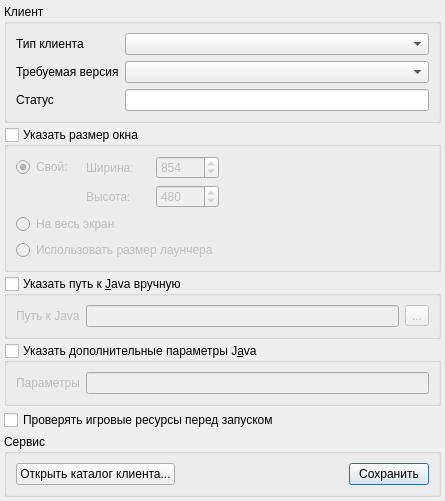
Old version of the form settingsdialog.ui in the repository dngulin/ttyhlauncher.
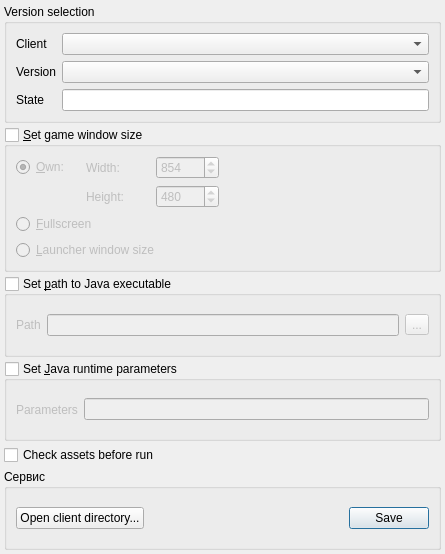
New version of the form. Icons and pictures are not drawn.

Commit message: switch ui to english (transletable in future)

Patch:
```diff
--- a/settingsdialog.ui
+++ b/settingsdialog.ui
@@ -7,7 +7,7 @@
     <x>0</x>
     <y>0</y>
     <width>445</width>
-    <height>460</height>
+    <height>554</height>
    </rect>
   </property>
   <property name="windowTitle">
@@ -39,7 +39,7 @@
    <item>
     <widget class="QGroupBox" name="genericBox">
      <property name="title">
-      <string>Клиент</string>
+      <string>Version selection</string>
      </property>
      <layout class="QFormLayout" name="formLayout_2">
       <property name="fieldGrowthPolicy">
@@ -48,7 +48,7 @@
       <item row="0" column="0">
        <widget class="QLabel" name="clientLabel">
         <property name="text">
-         <string>Тип клиента</string>
+         <string>Client</string>
         </property>
        </widget>
       </item>
@@ -58,7 +58,7 @@
       <item row="2" column="0">
        <widget class="QLabel" name="stateLabel">
         <property name="text">
-         <string>Статус</string>
+         <string>State</string>
         </property>
        </widget>
       </item>
@@ -75,7 +75,7 @@
       <item row="1" column="0">
        <widget class="QLabel" name="versionLabel">
         <property name="text">
-         <string>Требуемая версия</string>
+         <string>Version</string>
         </property>
        </widget>
       </item>
@@ -88,7 +88,7 @@
    <item>
     <widget class="QGroupBox" name="sizeBox">
      <property name="title">
-      <string>Указать размер окна</string>
+      <string>&amp;Set game window size</string>
      </property>
      <property name="checkable">
       <bool>true</bool>
@@ -100,7 +100,7 @@
       <item row="0" column="0">
        <widget class="QRadioButton" name="customSizeRadio">
         <property name="text">
-         <string>Свой:  </string>
+         <string>&amp;Own:</string>
         </property>
         <property name="checked">
          <bool>true</bool>
@@ -110,21 +110,21 @@
       <item row="4" column="0" colspan="6">
        <widget class="QRadioButton" name="useLauncherRadio">
         <property name="text">
-         <string>Использовать размер лаунчера</string>
+         <string>&amp;Launcher window size</string>
         </property>
        </widget>
       </item>
       <item row="3" column="0" colspan="6">
        <widget class="QRadioButton" name="fullscreenRadio">
         <property name="text">
-         <string>На весь экран</string>
+         <string>&amp;Fullscreen</string>
         </property>
        </widget>
       </item>
       <item row="2" column="1">
        <widget class="QLabel" name="heightLabel">
         <property name="text">
-         <string>Высота:</string>
+         <string>Height:</string>
         </property>
        </widget>
       </item>
@@ -141,7 +141,7 @@
       <item row="0" column="1">
        <widget class="QLabel" name="widthLabel">
         <property name="text">
-         <string>Ширина:</string>
+         <string>Width:</string>
         </property>
        </widget>
       </item>
@@ -161,7 +161,7 @@
    <item>
     <widget class="QGroupBox" name="javapathBox">
      <property name="title">
-      <string>Указать путь к &amp;Java вручную</string>
+      <string>Set &amp;path to Java executable</string>
      </property>
      <property name="checkable">
       <bool>true</bool>
@@ -173,7 +173,7 @@
       <item>
        <widget class="QLabel" name="javapathLabel">
         <property name="text">
-         <string>Путь к Java</string>
+         <string>Path</string>
         </property>
        </widget>
       </item>
@@ -193,7 +193,7 @@
    <item>
     <widget class="QGroupBox" name="argsBox">
      <property name="title">
-      <string>Указать дополнительные параметры J&amp;ava</string>
+      <string>Set &amp;Java runtime parameters</string>
      </property>
      <property name="checkable">
       <bool>true</bool>
@@ -205,7 +205,7 @@
       <item>
        <widget class="QLabel" name="argsLabel">
         <property name="text">
-         <string>Параметры</string>
+         <string>Parameters</string>
         </property>
        </widget>
       </item>
@@ -218,7 +218,7 @@
    <item>
     <widget class="QCheckBox" name="checkAssetsCombo">
      <property name="text">
-      <string>Проверять игровые ресурсы перед запуском</string>
+      <string>Check assets before run</string>
      </property>
     </widget>
    </item>
@@ -237,7 +237,7 @@
       <item>
        <widget class="QPushButton" name="opendirButton">
         <property name="text">
-         <string>Открыть каталог клиента...</string>
+         <string>Open client directory...</string>
         </property>
        </widget>
       </item>
@@ -257,7 +257,7 @@
       <item>
        <widget class="QPushButton" name="saveButton">
         <property name="text">
-         <string>Сохранить</string>
+         <string>Save</string>
         </property>
         <property name="default">
          <bool>true</bool>
```
The commit also changes 1 other file.
